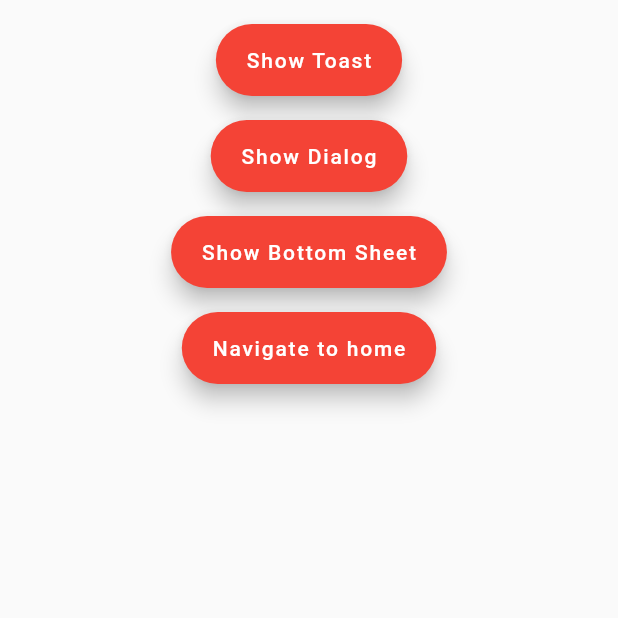
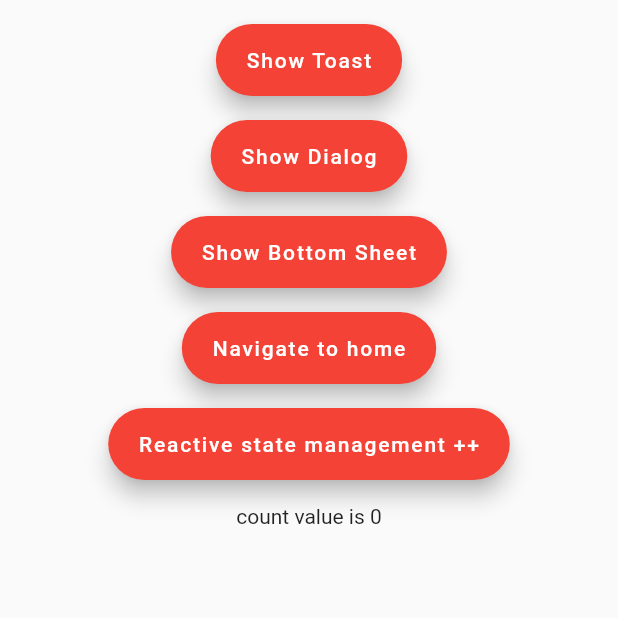
Before and after one commit to Ghazal-Jamalzadeh/flutter_getx_toturial, a Flutter app: the screen it shows after launch, on a phone screen of 412 x 824 dp, the top half of it. Run offline on Flutter 3.47's test engine with Material 2 defaults, Android fonts, the phone set to English and light mode, and no system bars; our stand-ins replace get.

Commit message:
Reactive State Management

```diff
--- a/lib/main.dart
+++ b/lib/main.dart
@@ -17,7 +17,7 @@ class MyApp extends StatelessWidget {
       theme: ThemeData(
         primarySwatch: Colors.lime,
       ),
-      home: const MainScreen(),
+      home: MainScreen(),
     );
   }
 }
--- a/lib/screens/main_screen.dart
+++ b/lib/screens/main_screen.dart
@@ -4,7 +4,15 @@ import 'package:flutter_getx_toturial/widgets/main_row_item.dart';
 import 'package:get/get.dart';
 
 class MainScreen extends StatelessWidget {
-  const MainScreen({Key? key}) : super(key: key);
+
+  //Reactive State Management
+  var count = 0.obs ;
+
+  MainScreen({Key? key}) : super(key: key);
+
+  void increment(){
+    count++;
+  }
 
   @override
   Widget build(BuildContext context) {
@@ -53,7 +61,25 @@ class MainScreen extends StatelessWidget {
                         onTap: () {
                           navigateToHome();
                         }),
+                    const SizedBox(
+                      height: 16,
+                    ),
+                    /* Reactive State Management */
+                    MainRowItem(
+                        title: 'Reactive state management ++',
+                        onTap: () {
+                          increment() ;
+                        }),
+                    const SizedBox(
+                      height: 16,
+                    ),
+                    Obx(()=>Text('count value is $count'))
+                     ,
+
+
+
                   ],
+
                 ),
               ),
             ),
```
Also changed, not shown: 1 other file.
